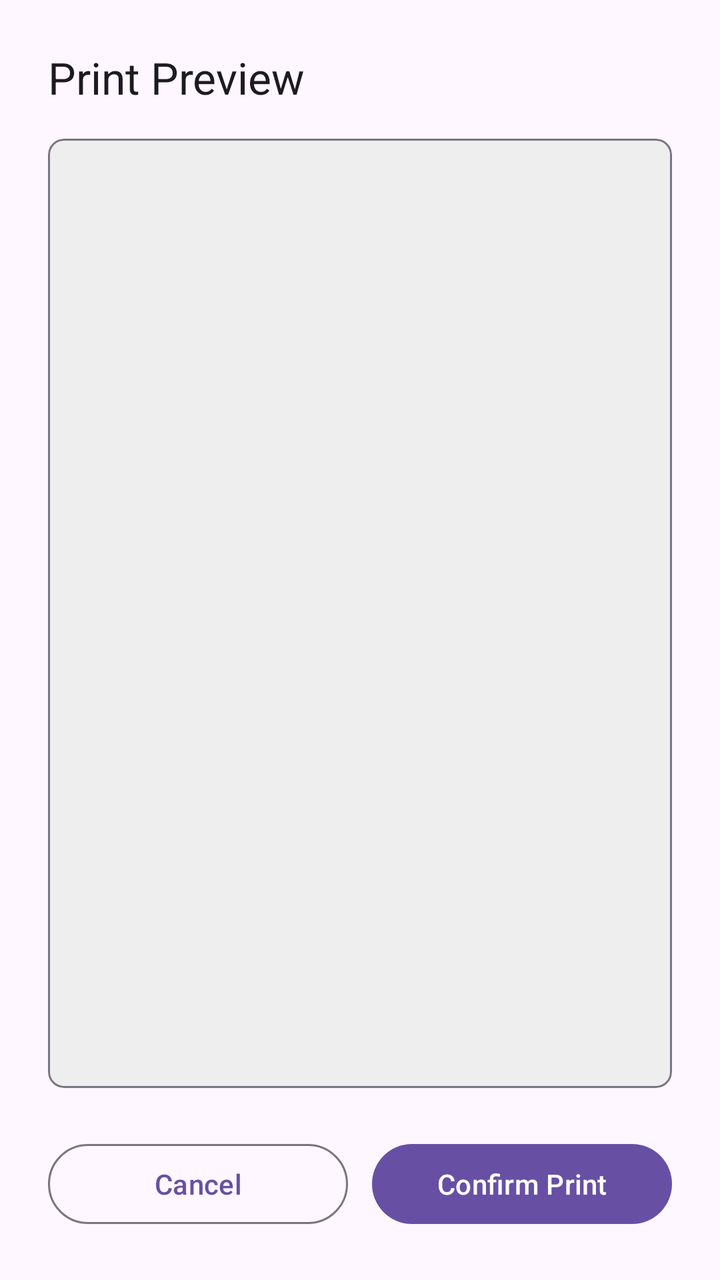
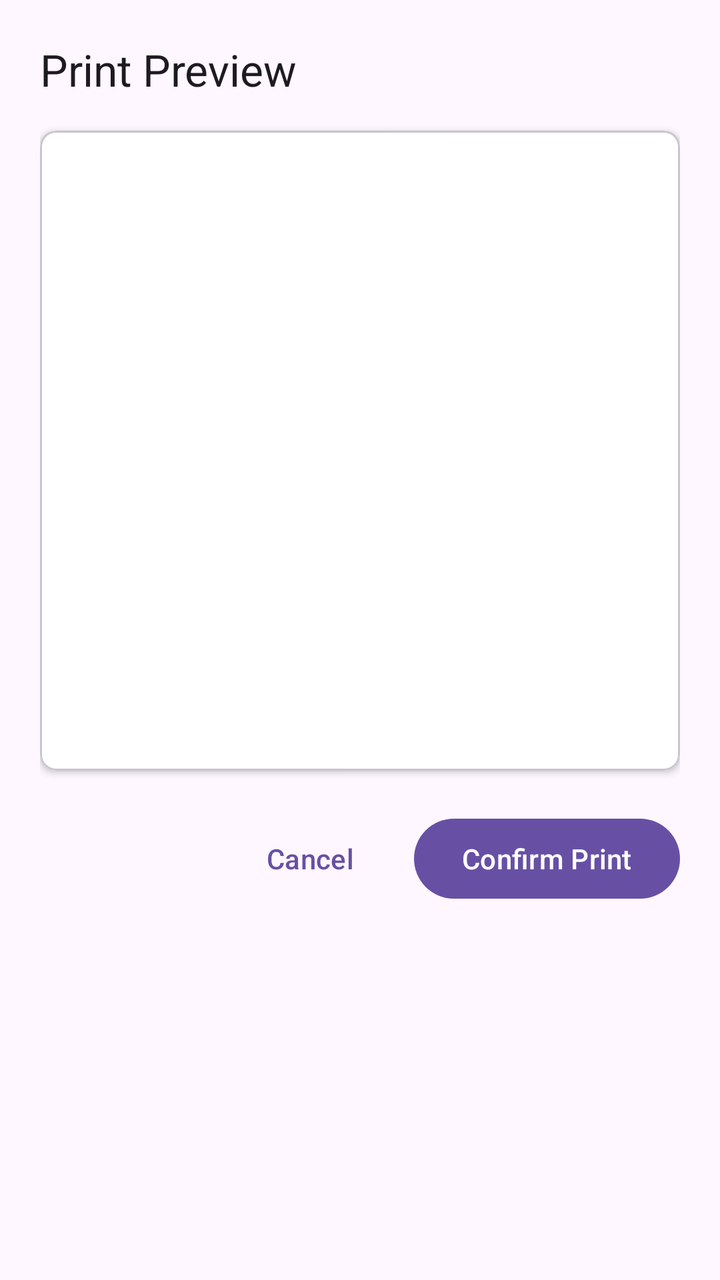

Two renders of the same Android screen: before a commit and after it. Below are the layout's source before the change and the commit's diff.
<!-- AndroidManifest.xml: application theme Theme.RolloPrint -->
<!-- res/layout/dialog_print_preview.xml -->
<?xml version="1.0" encoding="utf-8"?>
<LinearLayout
    xmlns:android="http://schemas.android.com/apk/res/android"
    xmlns:app="http://schemas.android.com/apk/res-auto"
    android:id="@+id/dialogRoot"
    android:layout_width="match_parent"
    android:layout_height="match_parent"
    android:orientation="vertical"
    android:padding="24dp"
    android:background="?attr/colorSurface">

    <TextView
        android:layout_width="wrap_content"
        android:layout_height="wrap_content"
        android:text="Print Preview"
        android:textAppearance="?attr/textAppearanceTitleLarge"
        android:layout_marginBottom="16dp" />

    <com.google.android.material.card.MaterialCardView
        android:layout_width="match_parent"
        android:layout_height="0dp"
        android:layout_weight="1"
        app:cardCornerRadius="8dp"
        app:strokeWidth="1dp"
        app:strokeColor="?attr/colorOutline"
        android:layout_marginBottom="24dp">

        <ImageView
            android:id="@+id/ivPreview"
            android:layout_width="match_parent"
            android:layout_height="match_parent"
            android:scaleType="fitCenter"
            android:background="#EEEEEE" />
    </com.google.android.material.card.MaterialCardView>

    <LinearLayout
        android:layout_width="match_parent"
        android:layout_height="wrap_content"
        android:orientation="horizontal"
        android:gravity="end">

        <com.google.android.material.button.MaterialButton
            android:id="@+id/btnCancel"
            style="?attr/materialButtonOutlinedStyle"
            android:layout_width="0dp"
            android:layout_height="wrap_content"
            android:layout_weight="1"
            android:text="Cancel"
            android:layout_marginEnd="12dp" />

        <com.google.android.material.button.MaterialButton
            android:id="@+id/btnConfirm"
            android:layout_width="0dp"
            android:layout_height="wrap_content"
            android:layout_weight="1"
            android:text="Confirm Print" />
    </LinearLayout>

</LinearLayout>
<!-- resources referenced by this layout -->
<resources>
  <style name="Theme.RolloPrint" parent="Base.Theme.RolloPrint" />
  <style name="Base.Theme.RolloPrint" parent="Theme.Material3.DayNight.NoActionBar">
          
          <item name="android:windowLayoutInDisplayCutoutMode" tools:targetApi="p">shortEdges</item>
      </style>
</resources>

<!-- the commit's change to res/layout/dialog_print_preview.xml (unified diff, before → after) -->
@@ -1,59 +1,60 @@
 <?xml version="1.0" encoding="utf-8"?>
-<LinearLayout
-    xmlns:android="http://schemas.android.com/apk/res/android"
+<LinearLayout xmlns:android="http://schemas.android.com/apk/res/android"
     xmlns:app="http://schemas.android.com/apk/res-auto"
     android:id="@+id/dialogRoot"
     android:layout_width="match_parent"
-    android:layout_height="match_parent"
+    android:layout_height="wrap_content"
     android:orientation="vertical"
-    android:padding="24dp"
+    android:padding="20dp"
     android:background="?attr/colorSurface">
 
     <TextView
+        android:id="@+id/tvTitle"
         android:layout_width="wrap_content"
         android:layout_height="wrap_content"
-        android:text="Print Preview"
+        android:text="@string/print_preview_title"
         android:textAppearance="?attr/textAppearanceTitleLarge"
+        android:textColor="?attr/colorOnSurface"
         android:layout_marginBottom="16dp" />
 
     <com.google.android.material.card.MaterialCardView
         android:layout_width="match_parent"
-        android:layout_height="0dp"
-        android:layout_weight="1"
+        android:layout_height="320dp"
         app:cardCornerRadius="8dp"
+        app:cardElevation="2dp"
         app:strokeWidth="1dp"
-        app:strokeColor="?attr/colorOutline"
-        android:layout_marginBottom="24dp">
+        app:strokeColor="?attr/colorOutlineVariant">
 
         <ImageView
             android:id="@+id/ivPreview"
             android:layout_width="match_parent"
             android:layout_height="match_parent"
             android:scaleType="fitCenter"
-            android:background="#EEEEEE" />
+            android:adjustViewBounds="true"
+            android:background="#FFFFFF"
+            android:contentDescription="@string/print_preview_title" />
     </com.google.android.material.card.MaterialCardView>
 
     <LinearLayout
         android:layout_width="match_parent"
         android:layout_height="wrap_content"
         android:orientation="horizontal"
-        android:gravity="end">
+        android:gravity="end"
+        android:layout_marginTop="20dp">
 
         <com.google.android.material.button.MaterialButton
             android:id="@+id/btnCancel"
-            style="?attr/materialButtonOutlinedStyle"
-            android:layout_width="0dp"
+            style="@style/Widget.Material3.Button.TextButton"
+            android:layout_width="wrap_content"
             android:layout_height="wrap_content"
-            android:layout_weight="1"
-            android:text="Cancel"
-            android:layout_marginEnd="12dp" />
+            android:text="@string/cancel"
+            android:layout_marginEnd="8dp" />
 
         <com.google.android.material.button.MaterialButton
-            android:id="@+id/btnConfirm"
-            android:layout_width="0dp"
+            android:id="@+id/btnPrintConfirm"
+            android:layout_width="wrap_content"
             android:layout_height="wrap_content"
-            android:layout_weight="1"
-            android:text="Confirm Print" />
+            android:text="@string/confirm_print" />
     </LinearLayout>
 
 </LinearLayout>
<!-- resource entries referenced after the edit -->
@@ -1,5 +1,8 @@
 <!-- resources referenced by this layout -->
 <resources>
+  <string name="cancel">Cancel</string>
+  <string name="confirm_print">Confirm Print</string>
+  <string name="print_preview_title">Print Preview</string>
   <style name="Theme.RolloPrint" parent="Base.Theme.RolloPrint" />
   <style name="Base.Theme.RolloPrint" parent="Theme.Material3.DayNight.NoActionBar">
           
